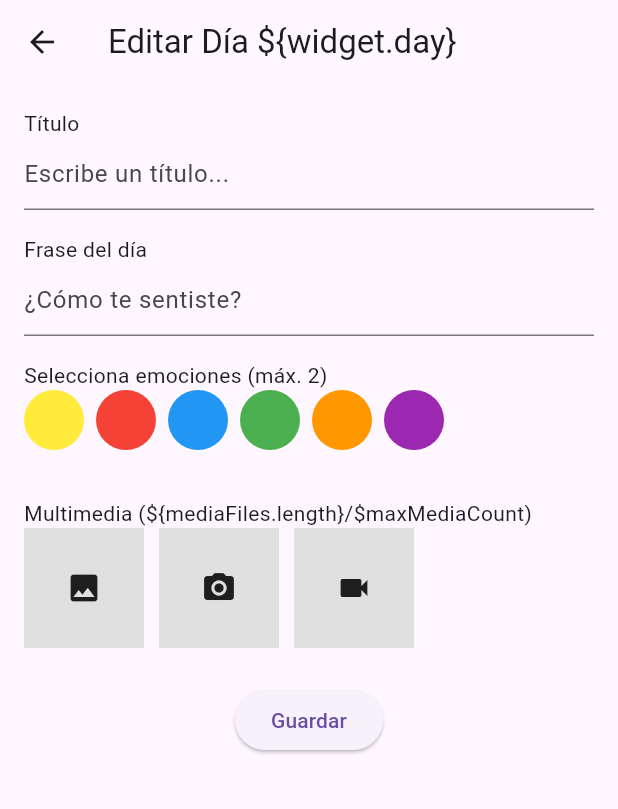
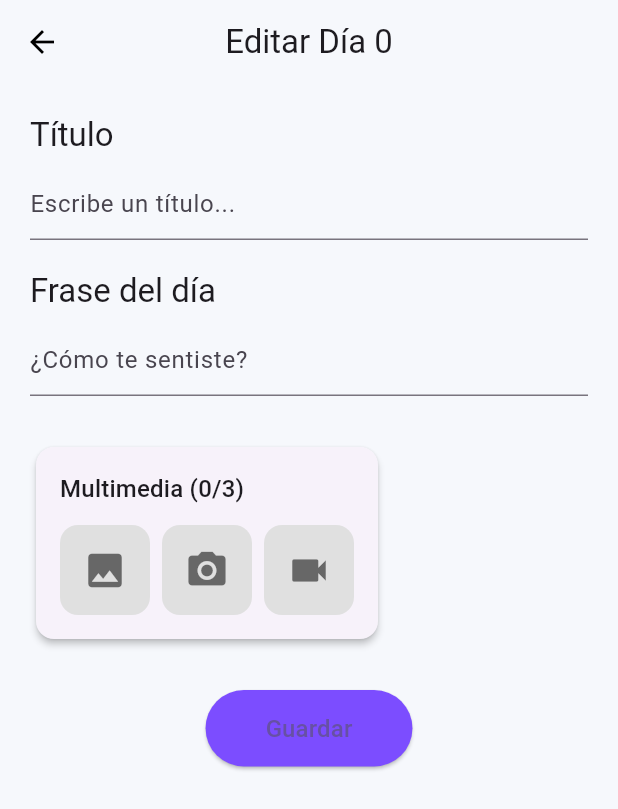
Before and after one commit to Mamarco13/eMOODiario, a Flutter app: the EditDayScreen screen opened directly with empty values, on a phone screen of 412 x 824 dp. Shown: the top 809 px of the screen. Run offline on Flutter 3.47's test engine with Material 3 defaults, Android fonts, the phone set to English and light mode, and no system bars; our stand-ins replace hive, hive_flutter, image_picker, video_player; missing offline and left inert: video_thumbnail; accounts and stored records are empty; Roboto replaces fonts that are missing (Helvetica).

Commit message:
edit_screen mejorada

```diff
--- a/lib/edit_day_screen.dart
+++ b/lib/edit_day_screen.dart
@@ -5,18 +5,33 @@ import 'dart:io';
 class MediaFile {
   final File file;
   final bool isVideo;
+  Color color1;
+  Color? color2;
+  double percentage;
 
-  MediaFile({required this.file, required this.isVideo});
+  MediaFile({
+    required this.file,
+    required this.isVideo,
+    required this.color1,
+    this.color2,
+    this.percentage = 1.0,
+  });
 
   Map<String, dynamic> toJson() => {
         'path': file.path,
         'isVideo': isVideo,
+        'color1': color1.value,
+        'color2': color2?.value,
+        'percentage': percentage,
       };
 
   static MediaFile fromJson(Map<String, dynamic> json) {
     return MediaFile(
       file: File(json['path']),
       isVideo: json['isVideo'] ?? false,
+      color1: json['color1'] != null ? Color(json['color1']) : Colors.grey.shade300,
+      color2: json['color2'] != null ? Color(json['color2']) : null,
+      percentage: (json['percentage'] ?? 1.0).toDouble(),
     );
   }
 }
@@ -41,9 +56,6 @@ class EditDayScreen extends StatefulWidget {
 }
 
 class _EditDayScreenState extends State<EditDayScreen> {
-  late Color selectedColor1;
-  Color? selectedColor2;
-  double percentage = 1.0;
   String title = '';
   String phrase = '';
   List<MediaFile> mediaFiles = [];
@@ -62,28 +74,6 @@ class _EditDayScreenState extends State<EditDayScreen> {
   ];
 
   @override
-  void initState() {
-    super.initState();
-    selectedColor1 = widget.initialColor1;
-    selectedColor2 = widget.initialColor2;
-    percentage = widget.initialPercentage;
-  }
-
-  @override
-  void didChangeDependencies() {
-    super.didChangeDependencies();
-    final args = ModalRoute.of(context)?.settings.arguments as Map<String, dynamic>?;
-    if (args != null) {
-      title = args['title'] ?? '';
-      phrase = args['phrase'] ?? '';
-      titleController.text = title;
-      phraseController.text = phrase;
-      final mediaData = List<Map<String, dynamic>>.from(args['media'] ?? []);
-      mediaFiles = mediaData.map((e) => MediaFile.fromJson(e)).toList();
-    }
-  }
-
-  @override
   void dispose() {
     titleController.dispose();
     phraseController.dispose();
@@ -97,7 +87,13 @@ class _EditDayScreenState extends State<EditDayScreen> {
 
     if (pickedFile != null && mediaFiles.length < maxMediaCount) {
       setState(() {
-        mediaFiles.add(MediaFile(file: File(pickedFile.path), isVideo: isVideo));
+        mediaFiles.add(MediaFile(
+          file: File(pickedFile.path),
+          isVideo: isVideo,
+          color1: availableColors.first,
+          color2: null,
+          percentage: 1.0,
+        ));
       });
     }
   }
@@ -108,20 +104,20 @@ class _EditDayScreenState extends State<EditDayScreen> {
     });
   }
 
-  void toggleColorSelection(Color color) {
+  void toggleColorSelection(MediaFile media, Color color) {
     setState(() {
-      if (selectedColor1 == color) {
-        if (selectedColor2 != null) {
-          selectedColor1 = selectedColor2!;
-          selectedColor2 = null;
+      if (media.color1 == color) {
+        if (media.color2 != null) {
+          media.color1 = media.color2!;
+          media.color2 = null;
         }
-      } else if (selectedColor2 == color) {
-        selectedColor2 = null;
-      } else if (selectedColor2 == null && selectedColor1 != color) {
-        selectedColor2 = color;
+      } else if (media.color2 == color) {
+        media.color2 = null;
+      } else if (media.color2 == null && media.color1 != color) {
+        media.color2 = color;
       } else {
-        selectedColor1 = color;
-        selectedColor2 = null;
+        media.color1 = color;
+        media.color2 = null;
       }
     });
   }
@@ -129,38 +125,98 @@ class _EditDayScreenState extends State<EditDayScreen> {
   @override
   Widget build(BuildContext context) {
     return Scaffold(
+      backgroundColor: Color(0xFFF6F8FC),
       appBar: AppBar(
-        title: Text('Editar Día \${widget.day}'),
+        title: Text('Editar Día ${widget.day}'),
+        backgroundColor: Colors.transparent,
+        elevation: 0,
+        centerTitle: true,
+        iconTheme: IconThemeData(color: Colors.black),
       ),
       body: SingleChildScrollView(
-        padding: const EdgeInsets.all(16),
+        padding: const EdgeInsets.all(20),
         child: Column(
           crossAxisAlignment: CrossAxisAlignment.start,
           children: [
-            Text('Título'),
+            Text('Título', style: Theme.of(context).textTheme.titleLarge),
+            const SizedBox(height: 8),
             TextField(
               controller: titleController,
               onChanged: (val) => title = val,
-              decoration: InputDecoration(hintText: 'Escribe un título...'),
+              decoration: InputDecoration(
+                hintText: 'Escribe un título...'
               ),
-            SizedBox(height: 16),
-            Text('Frase del día'),
+            ),
+            const SizedBox(height: 20),
+            Text('Frase del día', style: Theme.of(context).textTheme.titleLarge),
+            const SizedBox(height: 8),
             TextField(
               controller: phraseController,
               onChanged: (val) => phrase = val,
               decoration: InputDecoration(hintText: '¿Cómo te sentiste?'),
             ),
-            SizedBox(height: 16),
-            Text('Selecciona emociones (máx. 2)'),
+            const SizedBox(height: 30),
+            Card(
+              shape: RoundedRectangleBorder(borderRadius: BorderRadius.circular(12)),
+              elevation: 2,
+              child: Padding(
+                padding: const EdgeInsets.all(16),
+                child: Column(
+                  crossAxisAlignment: CrossAxisAlignment.start,
+                  children: [
+                    Text('Multimedia (${mediaFiles.length}/$maxMediaCount)', style: Theme.of(context).textTheme.titleMedium),
+                    const SizedBox(height: 12),
                     Wrap(
-              spacing: 8,
+                      spacing: 10,
+                      runSpacing: 20,
+                      children: [
+                        ...mediaFiles.asMap().entries.map((entry) {
+                          int i = entry.key;
+                          MediaFile file = entry.value;
+                          return Column(
+                            crossAxisAlignment: CrossAxisAlignment.start,
+                            children: [
+                              Stack(
+                                children: [
+                                  ClipRRect(
+                                    borderRadius: BorderRadius.circular(8),
+                                    child: Image.file(
+                                      file.file,
+                                      width: 100,
+                                      height: 100,
+                                      fit: BoxFit.cover,
+                                    ),
+                                  ),
+                                  if (file.isVideo)
+                                    Positioned(
+                                      bottom: 4,
+                                      right: 4,
+                                      child: Icon(Icons.play_circle_fill, color: Colors.white, size: 24),
+                                    ),
+                                  Positioned(
+                                    top: 0,
+                                    right: 0,
+                                    child: GestureDetector(
+                                      onTap: () => removeMedia(i),
+                                      child: CircleAvatar(
+                                        radius: 12,
+                                        backgroundColor: Colors.red,
+                                        child: Icon(Icons.close, size: 14, color: Colors.white),
+                                      ),
+                                    ),
+                                  ),
+                                ],
+                              ),
+                              const SizedBox(height: 8),
+                              Wrap(
+                                spacing: 6,
                                 children: availableColors.map((color) {
-                final isSelected = color == selectedColor1 || color == selectedColor2;
+                                  final isSelected = color == file.color1 || color == file.color2;
                                   return GestureDetector(
-                  onTap: () => toggleColorSelection(color),
+                                    onTap: () => toggleColorSelection(file, color),
                                     child: Container(
-                    width: 40,
-                    height: 40,
+                                      width: 30,
+                                      height: 30,
                                       decoration: BoxDecoration(
                                         color: color,
                                         shape: BoxShape.circle,
@@ -170,109 +226,58 @@ class _EditDayScreenState extends State<EditDayScreen> {
                                   );
                                 }).toList(),
                               ),
-            SizedBox(height: 16),
-            if (selectedColor2 != null) ...[
-              Text('Proporción entre emociones'),
+                              if (file.color2 != null) ...[
+                                const SizedBox(height: 4),
                                 Row(
                                   mainAxisAlignment: MainAxisAlignment.spaceBetween,
                                   children: [
-                  Text('Emoción 1', style: TextStyle(color: selectedColor1)),
-                  Text('Emoción 2', style: TextStyle(color: selectedColor2)),
+                                    Text('1', style: TextStyle(color: file.color1)),
+                                    Text('2', style: TextStyle(color: file.color2))
                                   ],
                                 ),
                                 Slider(
-                value: percentage,
+                                  value: file.percentage,
                                   min: 0,
                                   max: 1,
-                onChanged: (val) => setState(() => percentage = val),
-              ),
-              Center(
-                child: CustomPaint(
-                  size: Size(80, 80),
-                  painter: _HorizontalSplitCirclePainter(
-                    color1: selectedColor1,
-                    color2: selectedColor2!,
-                    percentage: percentage,
-                  ),
-                ),
-              ),
+                                  onChanged: (val) => setState(() => file.percentage = val),
+                                )
+                              ]
                             ],
-            SizedBox(height: 16),
-            Text('Multimedia (\${mediaFiles.length}/\$maxMediaCount)'),
-            Wrap(
-              spacing: 10,
-              runSpacing: 10,
-              children: [
-                for (int i = 0; i < mediaFiles.length; i++)
-                  Stack(
-                    children: [
-                      Image.file(mediaFiles[i].file, width: 100, height: 100, fit: BoxFit.cover),
-                      if (mediaFiles[i].isVideo)
-                        Positioned(
-                          bottom: 4,
-                          right: 4,
-                          child: Icon(Icons.play_circle_fill, color: Colors.white, size: 24),
-                        ),
-                      Positioned(
-                        top: 0,
-                        right: 0,
-                        child: IconButton(
-                          icon: Icon(Icons.close, color: Colors.red),
-                          onPressed: () => removeMedia(i),
-                        ),
-                      )
-                    ],
-                  ),
+                          );
+                        }).toList(),
                         if (mediaFiles.length < maxMediaCount)
                           Row(
+                            mainAxisSize: MainAxisSize.min,
                             children: [
-                      GestureDetector(
-                        onTap: () => pickMedia(fromCamera: false),
-                        child: Container(
-                          width: 80,
-                          height: 80,
-                          color: Colors.grey[300],
-                          child: Icon(Icons.photo),
-                        ),
-                      ),
-                      SizedBox(width: 10),
-                      GestureDetector(
-                        onTap: () => pickMedia(fromCamera: true),
-                        child: Container(
-                          width: 80,
-                          height: 80,
-                          color: Colors.grey[300],
-                          child: Icon(Icons.camera_alt),
-                        ),
-                      ),
-                      SizedBox(width: 10),
-                      GestureDetector(
-                        onTap: () => pickMedia(fromCamera: false, isVideo: true),
-                        child: Container(
-                          width: 80,
-                          height: 80,
-                          color: Colors.grey[300],
-                          child: Icon(Icons.videocam),
-                        ),
-                      ),
+                              _buildMediaButton(Icons.photo, () => pickMedia(fromCamera: false)),
+                              SizedBox(width: 8),
+                              _buildMediaButton(Icons.camera_alt, () => pickMedia(fromCamera: true)),
+                              SizedBox(width: 8),
+                              _buildMediaButton(Icons.videocam, () => pickMedia(fromCamera: false, isVideo: true)),
                             ],
                           )
                       ],
                     ),
-            SizedBox(height: 24),
+                  ],
+                ),
+              ),
+            ),
+            const SizedBox(height: 30),
             Center(
               child: ElevatedButton(
+                style: ElevatedButton.styleFrom(
+                  backgroundColor: Colors.deepPurpleAccent,
+                  shape: RoundedRectangleBorder(borderRadius: BorderRadius.circular(30)),
+                  padding: const EdgeInsets.symmetric(horizontal: 40, vertical: 14),
+                ),
                 onPressed: () {
                   Navigator.pop(context, {
                     'title': title,
                     'phrase': phrase,
-                    'color1': selectedColor1.value,
-                    'color2': selectedColor2?.value,
-                    'percentage': percentage,
                     'media': mediaFiles.map((m) => m.toJson()).toList()
                   });
                 },
-                child: Text('Guardar'),
+                child: Text('Guardar', style: TextStyle(fontSize: 16)),
               ),
             )
           ],
@@ -280,37 +285,43 @@ class _EditDayScreenState extends State<EditDayScreen> {
       ),
     );
   }
-}
 
-class _HorizontalSplitCirclePainter extends CustomPainter {
-  final Color color1;
-  final Color color2;
-  final double percentage;
-
-  _HorizontalSplitCirclePainter({
-    required this.color1,
-    required this.color2,
-    required this.percentage,
-  });
-
-  @override
-  void paint(Canvas canvas, Size size) {
-    final paint1 = Paint()..color = color1;
-    final paint2 = Paint()..color = color2;
-
-    final height1 = size.height * percentage;
-    final height2 = size.height * (1 - percentage);
-
-    final rect1 = Rect.fromLTWH(0, size.height - height1, size.width, height1);
-    final rect2 = Rect.fromLTWH(0, 0, size.width, height2);
-
-    final rrect1 = RRect.fromRectAndRadius(rect1, Radius.circular(size.width / 2));
-    final rrect2 = RRect.fromRectAndRadius(rect2, Radius.circular(size.width / 2));
-
-    canvas.drawRRect(rrect2, paint2);
-    canvas.drawRRect(rrect1, paint1);
+  Widget _buildMediaButton(IconData icon, VoidCallback onTap) {
+    return GestureDetector(
+      onTap: onTap,
+      child: Container(
+        width: 60,
+        height: 60,
+        decoration: BoxDecoration(
+          color: Colors.grey.shade300,
+          borderRadius: BorderRadius.circular(12),
+        ),
+        child: Icon(icon, size: 30, color: Colors.black54),
+      ),
+    );
   }
 
   @override
-  bool shouldRepaint(covariant CustomPainter oldDelegate) => true;
+void didChangeDependencies() {
+  super.didChangeDependencies();
+  final args = ModalRoute.of(context)?.settings.arguments as Map<String, dynamic>?;
+
+  if (args != null) {
+    title = args['title'] ?? '';
+    phrase = args['phrase'] ?? '';
+    titleController.text = title;
+    phraseController.text = phrase;
+
+    final mediaData = args['media'] as List?;
+    if (mediaData != null) {
+      mediaFiles = mediaData.map((e) {
+        if (e is Map) {
+          return MediaFile.fromJson(Map<String, dynamic>.from(e));
+        } else {
+          return null;
         }
+      }).whereType<MediaFile>().toList();
+    }
+  }
+}
+}
```
Also changed, not shown: lib/calendar_screen.dart (+107 -130 lines). Lines whose indentation alone changed are shown as unchanged.
